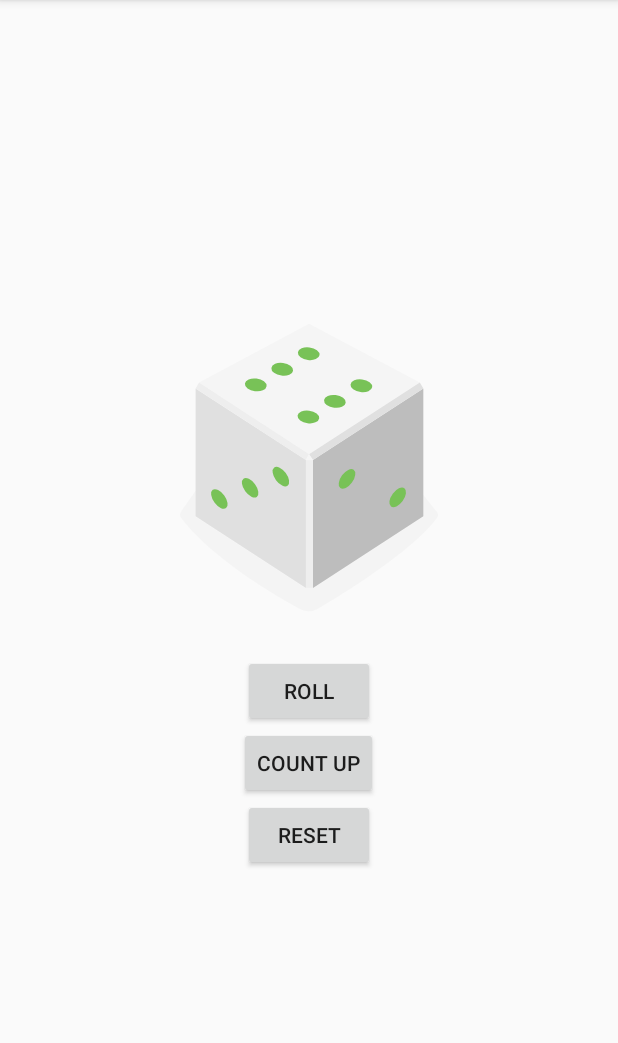
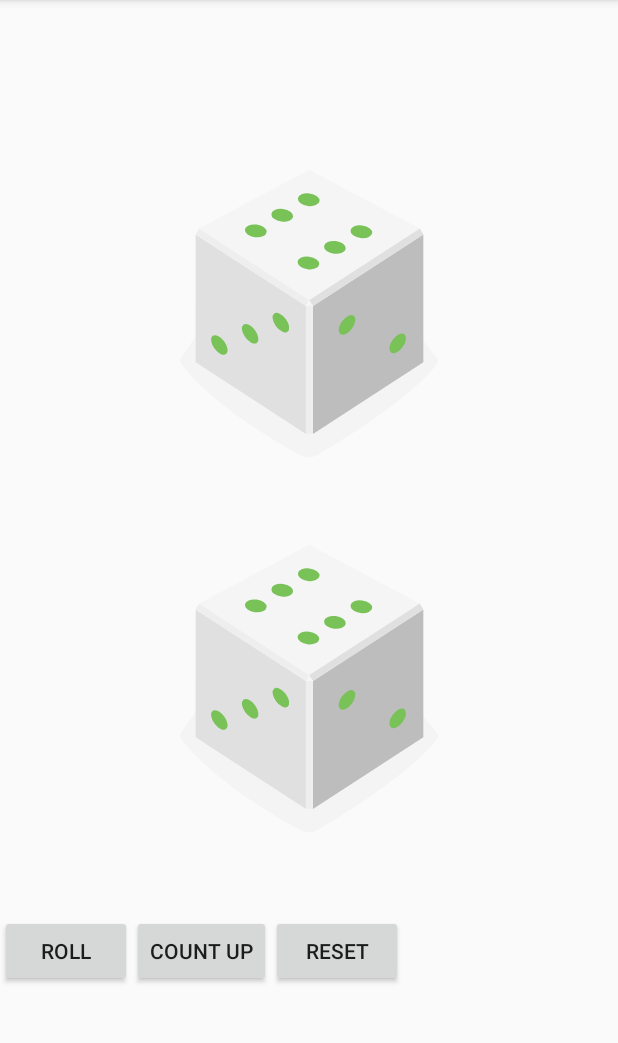
Before and after one commit to albertotaya/DiceRoller, an Android app: the screen it shows after launch (MainActivity), after a tap on "COUNT UP", on a phone screen of 412 x 824 dp, the part 84-1127 px from its top. Run offline under Robolectric (Android 15) with nearby library versions, the phone set to English and light mode, and no system bars; 1 other tap on this screen came first.

Commit message:
Dice Roller + Image

```diff
--- a/app/src/main/java/com/amazingthings/diceroller/MainActivity.kt
+++ b/app/src/main/java/com/amazingthings/diceroller/MainActivity.kt
@@ -10,8 +10,10 @@ import android.widget.Toast
 
 class MainActivity : AppCompatActivity() {
 
-    var currentDrawable = 0
-    lateinit var diceImage : ImageView
+    var currentDrawable1 = 0
+    var currentDrawable2 = 0
+    lateinit var diceImage1 : ImageView
+    lateinit var diceImage2 : ImageView
     lateinit var rollButton : Button
     lateinit var countButton : Button
     lateinit var resetButton : Button
@@ -20,7 +22,8 @@ class MainActivity : AppCompatActivity() {
         super.onCreate(savedInstanceState)
         setContentView(R.layout.activity_main)
 
-        diceImage = findViewById(R.id.dice_image)
+        diceImage1 = findViewById(R.id.dice_image1)
+        diceImage2 = findViewById(R.id.dice_image2)
         rollButton = findViewById(R.id.roll_button)
         countButton = findViewById(R.id.count_button)
         resetButton = findViewById(R.id.reset_button)
@@ -32,9 +35,11 @@ class MainActivity : AppCompatActivity() {
 
     private fun rollDice() {
 
-        currentDrawable = (1..6).random()
+        var drawableResource: Int
 
-        val drawableResource = when (currentDrawable) {
+        currentDrawable1 = (1..6).random()
+
+        drawableResource = when (currentDrawable1) {
             1 -> R.drawable.dice_1
             2 -> R.drawable.dice_2
             3 -> R.drawable.dice_3
@@ -43,17 +48,11 @@ class MainActivity : AppCompatActivity() {
             else -> R.drawable.dice_6
         }
 
-        diceImage.setImageResource(drawableResource)
-    }
+        diceImage1.setImageResource(drawableResource)
 
-    private fun countResult() {
+        currentDrawable2 = (1..6).random()
 
-        if (currentDrawable == 0 )
-            currentDrawable = 1
-        else if ( currentDrawable < 6 )
-            currentDrawable++
-
-        val drawableResource = when (currentDrawable) {
+        drawableResource = when (currentDrawable2) {
             1 -> R.drawable.dice_1
             2 -> R.drawable.dice_2
             3 -> R.drawable.dice_3
@@ -62,12 +61,51 @@ class MainActivity : AppCompatActivity() {
             else -> R.drawable.dice_6
         }
 
-        diceImage.setImageResource(drawableResource)
+        diceImage2.setImageResource(drawableResource)
+    }
+
+    private fun countResult() {
+
+        var drawableResource: Int
+
+        if (currentDrawable1 == 0 )
+            currentDrawable1 = 1
+        else if ( currentDrawable1 < 6 )
+            currentDrawable1++
+
+        drawableResource = when (currentDrawable1) {
+            1 -> R.drawable.dice_1
+            2 -> R.drawable.dice_2
+            3 -> R.drawable.dice_3
+            4 -> R.drawable.dice_4
+            5 -> R.drawable.dice_5
+            else -> R.drawable.dice_6
+        }
+
+        diceImage1.setImageResource(drawableResource)
+
+        if (currentDrawable2 == 0 )
+            currentDrawable2 = 1
+        else if ( currentDrawable2 < 6 )
+            currentDrawable2++
+
+        drawableResource = when (currentDrawable2) {
+            1 -> R.drawable.dice_1
+            2 -> R.drawable.dice_2
+            3 -> R.drawable.dice_3
+            4 -> R.drawable.dice_4
+            5 -> R.drawable.dice_5
+            else -> R.drawable.dice_6
+        }
+
+        diceImage2.setImageResource(drawableResource)
     }
 
     private fun appReset() {
-        currentDrawable = 1
-        diceImage.setImageResource(R.drawable.dice_1)
+        currentDrawable1 = 1
+        diceImage1.setImageResource(R.drawable.dice_1)
+        currentDrawable2 = 1
+        diceImage2.setImageResource(R.drawable.dice_1)
     }
 
 }
--- a/app/src/main/res/layout/activity_main.xml
+++ b/app/src/main/res/layout/activity_main.xml
@@ -3,6 +3,7 @@
 <LinearLayout xmlns:android="http://schemas.android.com/apk/res/android"
 xmlns:tools="http://schemas.android.com/"
 xmlns:app="http://schemas.android.com/apk/res-auto"
+    xmlns:tools2="http://schemas.android.com/tools"
     android:layout_width="match_parent"
 android:layout_height="wrap_content"
 android:layout_gravity="center_vertical"
@@ -10,33 +11,52 @@
 tools:context=".MainActivity">
 
     <ImageView
-        android:id="@+id/dice_image"
+        android:id="@+id/dice_image1"
         android:layout_width="wrap_content"
         android:layout_height="wrap_content"
         android:layout_gravity="center_horizontal"
         android:contentDescription="@string/image_label"
         app:srcCompat="@drawable/empty_dice" />
 
+    <ImageView
+        android:id="@+id/dice_image2"
+        android:layout_width="wrap_content"
+        android:layout_height="wrap_content"
+        android:layout_gravity="center_horizontal"
+        android:contentDescription="@string/image_label"
+        app:srcCompat="@drawable/empty_dice" />
+
+    <LinearLayout
+        android:layout_width="fill_parent"
+        android:layout_height="100dp"
+        android:layout_gravity="center_horizontal"
+        android:orientation="horizontal"
+        tools:context=".MainActivity">
+
         <Button
             android:id="@+id/roll_button"
             android:layout_width="wrap_content"
             android:layout_height="wrap_content"
-        android:layout_gravity="center_horizontal"
-        android:text="@string/roll_label" />
+            android:layout_gravity="center_vertical"
+            android:text="@string/roll_label"
+            tools2:ignore="ButtonStyle" />
 
         <Button
             android:id="@+id/count_button"
             android:layout_width="wrap_content"
             android:layout_height="wrap_content"
-        android:layout_gravity="center"
-        android:text="@string/count_label" />
+            android:layout_gravity="center_vertical"
+            android:text="@string/count_label"
+            tools2:ignore="ButtonStyle" />
 
         <Button
             android:id="@+id/reset_button"
             android:layout_width="wrap_content"
             android:layout_height="wrap_content"
-        android:layout_gravity="center"
-        android:text="@string/reset_button" />
-
+            android:layout_gravity="center_vertical"
+            android:text="@string/reset_button"
+            tools2:ignore="ButtonStyle" />
 
     </LinearLayout>
+
+</LinearLayout>
```
Lines whose indentation alone changed are shown as unchanged.
